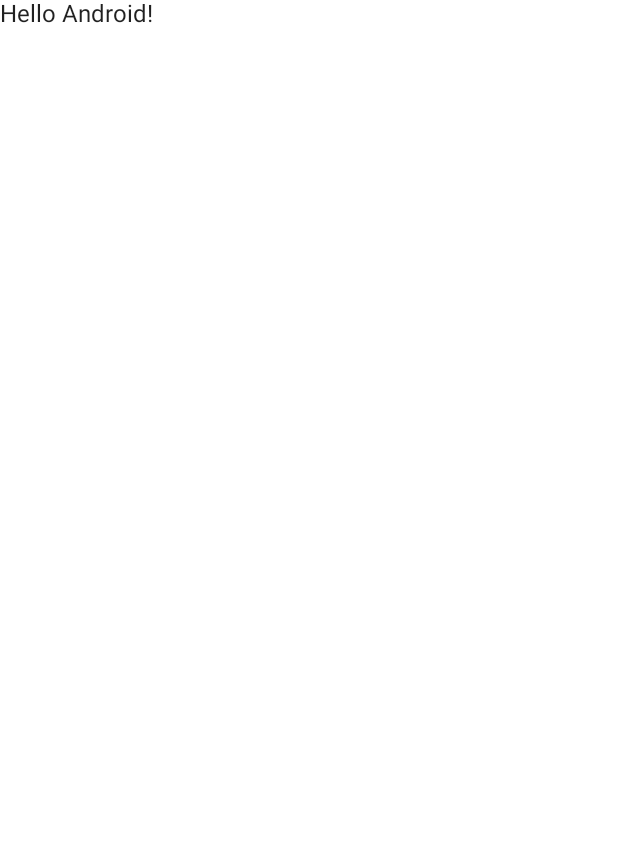
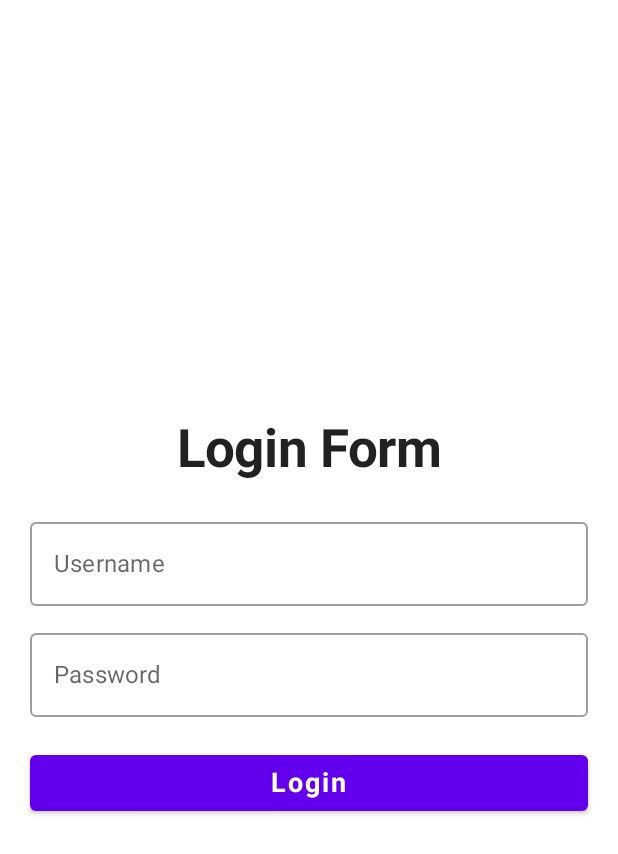
Before and after one commit to arwani-code/sales-app, an Android app built with Jetpack Compose: the screen it shows after launch (MainActivity), on a phone screen of 412 x 824 dp. Before the commit the part shown is almost empty. Shown: the top 854 px of the screen. Run offline under Robolectric (Android 15) with nearby library versions, the light colour scheme and no system bars.

Commit message:
setting folder

```diff
--- a/app/src/main/java/com/arwani/ahmad/MainActivity.kt
+++ b/app/src/main/java/com/arwani/ahmad/MainActivity.kt
@@ -10,6 +10,7 @@ import androidx.compose.material.Text
 import androidx.compose.runtime.Composable
 import androidx.compose.ui.Modifier
 import androidx.compose.ui.tooling.preview.Preview
+import com.arwani.ahmad.ui.JetSalesApp
 import com.arwani.ahmad.ui.theme.MnsTheme
 
 class MainActivity : ComponentActivity() {
@@ -18,7 +19,7 @@ class MainActivity : ComponentActivity() {
         setContent {
             MnsTheme {
                 Surface(modifier = Modifier.fillMaxSize(), color = MaterialTheme.colors.background) {
-                    Greeting("Android")
+                    JetSalesApp()
                 }
             }
         }
--- /dev/null
+++ b/app/src/main/java/com/arwani/ahmad/ui/JetSalesApp.kt
@@ -0,0 +1,44 @@
+package com.arwani.ahmad.ui
+
+import androidx.compose.foundation.layout.padding
+import androidx.compose.material.Scaffold
+import androidx.compose.runtime.Composable
+import androidx.navigation.NavController
+import androidx.navigation.compose.NavHost
+import androidx.navigation.compose.rememberNavController
+import com.arwani.ahmad.ui.navigation.Screen
+import androidx.compose.ui.Modifier
+import androidx.navigation.NavHostController
+import androidx.navigation.compose.composable
+import com.arwani.ahmad.ui.home.HomeScreen
+import com.arwani.ahmad.ui.info.InfoScreen
+import com.arwani.ahmad.ui.login.LoginScreen
+import com.arwani.ahmad.ui.status.StatusScreen
+
+@Composable
+fun JetSalesApp(
+    navController: NavHostController = rememberNavController(),
+    modifier: Modifier = Modifier
+) {
+    Scaffold(
+    ) {
+        NavHost(
+            navController = navController,
+            startDestination = Screen.Login.route,
+            modifier = modifier.padding(it)
+        ) {
+            composable(route = Screen.Login.route){
+                LoginScreen(navController = navController)
+            }
+            composable(route = Screen.Home.route){
+                HomeScreen()
+            }
+            composable(route = Screen.Status.route){
+                StatusScreen()
+            }
+            composable(route = Screen.Info.route){
+                InfoScreen()
+            }
+        }
+    }
+}
--- /dev/null
+++ b/app/src/main/java/com/arwani/ahmad/ui/login/LoginScreen.kt
@@ -0,0 +1,72 @@
+package com.arwani.ahmad.ui.login
+
+import android.widget.Toast
+import androidx.compose.foundation.layout.*
+import androidx.compose.material.Button
+import androidx.compose.material.OutlinedTextField
+import androidx.compose.material.Text
+import androidx.compose.runtime.*
+import androidx.compose.ui.Alignment
+import androidx.compose.ui.Modifier
+import androidx.compose.ui.platform.LocalContext
+import androidx.compose.ui.text.font.FontWeight
+import androidx.compose.ui.unit.dp
+import androidx.compose.ui.unit.sp
+import androidx.navigation.NavController
+import com.arwani.ahmad.ui.navigation.Screen
+
+@Composable
+fun LoginScreen(
+    navController: NavController
+){
+    val context = LocalContext.current
+    Column(
+        modifier = Modifier
+            .fillMaxSize()
+            .padding(20.dp),
+        verticalArrangement = Arrangement.Center,
+        horizontalAlignment = Alignment.CenterHorizontally
+    ) {
+
+        var username by remember { mutableStateOf("") }
+        var password by remember { mutableStateOf("") }
+
+        Text(text = "Login Form", fontWeight = FontWeight.Bold, fontSize = 35.sp)
+        Spacer(modifier = Modifier.height(20.dp))
+
+        OutlinedTextField(
+            value = username,
+            onValueChange = { username = it },
+            label = { Text(text = "Username") },
+            modifier = Modifier.fillMaxWidth()
+        )
+
+        Spacer(modifier = Modifier.height(10.dp))
+
+        OutlinedTextField(
+            value = password,
+            onValueChange = { password = it },
+            label = { Text(text = "Password") },
+            modifier = Modifier.fillMaxWidth()
+        )
+
+        Spacer(modifier = Modifier.height(20.dp))
+
+        Button(
+            onClick = {
+
+                if (username.isEmpty()){
+                    Toast.makeText(context, "Please Enter Username", Toast.LENGTH_SHORT).show()
+                }else if (password.isEmpty()){
+                    Toast.makeText(context, "Please Enter Password", Toast.LENGTH_SHORT).show()
+                }else{
+                    navController.navigate(Screen.Home.route)
+                }
+            },
+            modifier = Modifier.fillMaxWidth()
+        ) {
+            Text(text = "Login", fontSize = 18.sp, fontWeight = FontWeight.Bold)
+        }
+
+    }
+}
--- /dev/null
+++ b/app/src/main/java/com/arwani/ahmad/ui/navigation/NavigationItem.kt
@@ -0,0 +1,5 @@
+package com.arwani.ahmad.ui.navigation
+
+import androidx.compose.ui.graphics.vector.ImageVector
+
+data class NavigationItem(val title: String, val icon: ImageVector, val screen: Screen)
--- /dev/null
+++ b/app/src/main/java/com/arwani/ahmad/ui/navigation/screen.kt
@@ -0,0 +1,10 @@
+package com.arwani.ahmad.ui.navigation
+
+sealed class Screen(val route: String) {
+    object Home : Screen("home")
+    object Info : Screen("home/{id}") {
+        fun createRoute(id: Int) = "home/$id"
+    }
+    object Status : Screen("status")
+    object Login : Screen("login")
+}
```
Also changed, not shown: app/src/main/java/com/arwani/ahmad/MyApplication.kt (added, +7 -0 lines), app/src/main/java/com/arwani/ahmad/ui/home/HomeScreen.kt (added, +27 -0 lines), app/src/main/java/com/arwani/ahmad/ui/info/InfoScreen.kt (added, +8 -0 lines), app/src/main/java/com/arwani/ahmad/ui/status/StatusScreen.kt (added, +8 -0 lines), app/src/main/res/drawable-nodpi/login_image.jpg (added).
